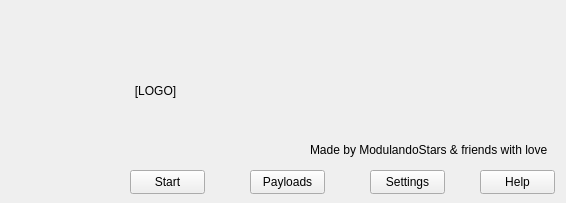
Old version of the form MainMenu.ui in the repository ModulandoStars/Ultimate-Meme-Payloader.
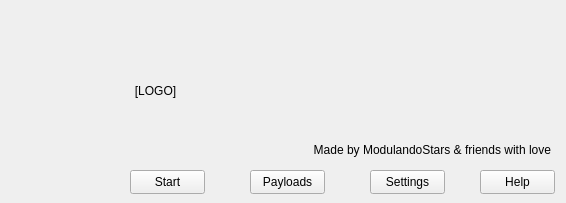
New version of the form.

```diff
--- a/MainMenu.ui
+++ b/MainMenu.ui
@@ -68,18 +68,24 @@
   <widget class="QLabel" name="Author">
    <property name="geometry">
     <rect>
-     <x>310</x>
+     <x>200</x>
      <y>140</y>
-     <width>241</width>
+     <width>351</width>
      <height>20</height>
     </rect>
    </property>
    <property name="cursor">
     <cursorShape>ArrowCursor</cursorShape>
    </property>
+   <property name="layoutDirection">
+    <enum>Qt::LeftToRight</enum>
+   </property>
    <property name="text">
     <string>Made by ModulandoStars &amp; friends with love</string>
    </property>
+   <property name="alignment">
+    <set>Qt::AlignRight|Qt::AlignTrailing|Qt::AlignVCenter</set>
+   </property>
   </widget>
   <widget class="QLabel" name="genericLogo">
    <property name="geometry">
```
